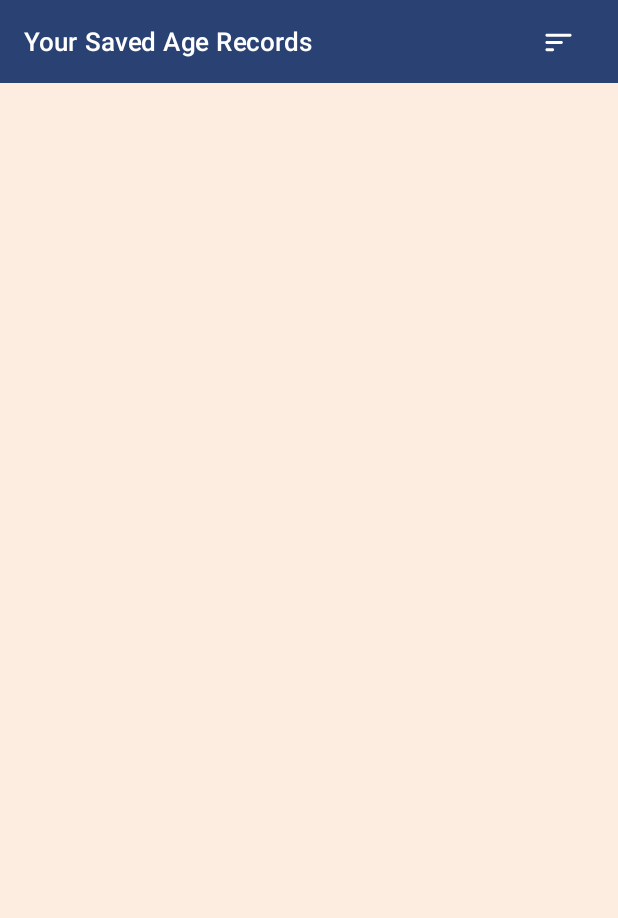
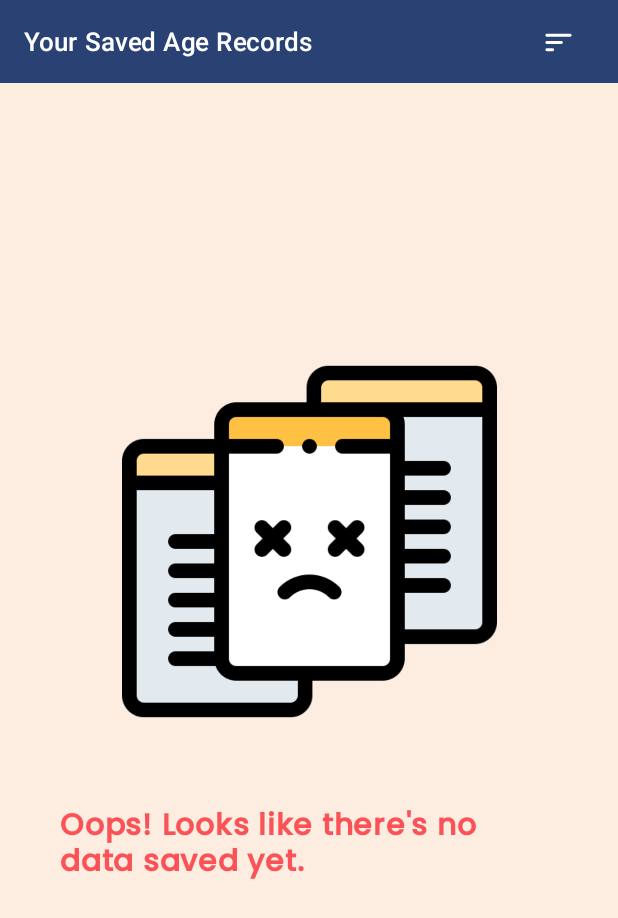
Before and after one commit to Shahnawazk7944/Simple_Age_Calculator, an Android app built with Jetpack Compose: the composable SavedDataScreen shown on its own in the app's theme, on a phone screen of 412 x 824 dp. Shown: the top 918 px of the screen. Run offline under Robolectric (Android 15) with nearby library versions, the phone set to English and light mode, and no system bars; libraries missing offline, so code that uses them is left out: com.gandiva.neumorphic.

Commit message:
Image and message added for empty data code
Co-Authored-By: Iycs2122 <154696547+Iycs2122@users.noreply.github.com>

```diff
--- a/app/src/main/java/com/example/simple_age_calculator/SavedDataScreen.kt
+++ b/app/src/main/java/com/example/simple_age_calculator/SavedDataScreen.kt
@@ -5,6 +5,7 @@ import androidx.compose.animation.animateContentSize
 import androidx.compose.animation.core.LinearOutSlowInEasing
 import androidx.compose.animation.core.animateFloatAsState
 import androidx.compose.animation.core.tween
+import androidx.compose.foundation.Image
 import androidx.compose.foundation.background
 import androidx.compose.foundation.layout.Arrangement
 import androidx.compose.foundation.layout.Box
@@ -46,6 +47,7 @@ import androidx.compose.ui.draw.alpha
 import androidx.compose.ui.draw.rotate
 import androidx.compose.ui.graphics.Color
 import androidx.compose.ui.platform.LocalContext
+import androidx.compose.ui.res.painterResource
 import androidx.compose.ui.text.font.FontStyle
 import androidx.compose.ui.text.font.FontWeight
 import androidx.compose.ui.tooling.preview.Preview
@@ -60,6 +62,8 @@ import com.example.simple_age_calculator.ui.theme.BottomSheetColor
 import com.example.simple_age_calculator.ui.theme.ChocoMain
 import com.example.simple_age_calculator.ui.theme.MainButton
 import com.example.simple_age_calculator.ui.theme.PinkDark
+import com.example.simple_age_calculator.ui.theme.PinkMain
+import com.example.simple_age_calculator.ui.theme.playFairFamily
 import com.example.simple_age_calculator.ui.theme.poppins
 import com.gandiva.neumorphic.LightSource
 import com.gandiva.neumorphic.neu
@@ -114,7 +118,7 @@ fun SavedDataScreen(
 
         )
     { paddingValues ->
-
+        if (state.savedData.isNotEmpty()) {
             Column(
                 verticalArrangement = Arrangement.Top,
                 horizontalAlignment = Alignment.CenterHorizontally,
@@ -136,6 +140,32 @@ fun SavedDataScreen(
                         SaveDataItems(state = state, index = index, onEvent = onEvent)
                     }
 
+                }
+            }
+        }else{
+            Column(
+                verticalArrangement = Arrangement.Center,
+                horizontalAlignment = Alignment.CenterHorizontally,
+                modifier = Modifier
+                    .fillMaxSize()
+                    .background(BottomSheetColor)
+                //.padding(vertical = 0.dp)
+            ) {
+                Image(
+                    painter = painterResource(id = R.drawable.empty_content),
+                    contentDescription = "thinking Age",
+                    Modifier
+                        .size(300.dp)
+                        .padding(bottom = 50.dp)
+                )
+                Text(
+                    text = "Oops! Looks like there's no data saved yet.",
+                    fontFamily = poppins,
+                    fontWeight = FontWeight.Bold,
+                    fontSize = 20.sp,
+                    color = PinkDark,
+                    modifier = Modifier.padding(horizontal = 40.dp)
+                )
             }
         }
 
```
Also changed, not shown: app/src/main/res/drawable/empty_content.png (added). Lines whose indentation alone changed are shown as unchanged.
